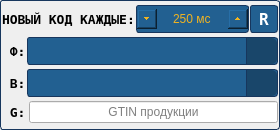
First picture: the form in forms/ui/Generator.ui, repository Kellerian/ProdLineVirt, before the edit.
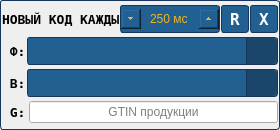
Second picture: the form after the edit.

```diff
--- a/forms/ui/Generator.ui
+++ b/forms/ui/Generator.ui
@@ -202,7 +202,7 @@
     <number>2</number>
    </property>
    <item>
-    <layout class="QHBoxLayout" name="horizontalLayout_6" stretch="1,1,0">
+    <layout class="QHBoxLayout" name="horizontalLayout_6" stretch="1,1,0,0">
      <property name="spacing">
       <number>1</number>
      </property>
@@ -306,6 +306,42 @@
        </property>
       </widget>
      </item>
+     <item>
+      <widget class="QToolButton" name="tbDelete">
+       <property name="minimumSize">
+        <size>
+         <width>28</width>
+         <height>28</height>
+        </size>
+       </property>
+       <property name="maximumSize">
+        <size>
+         <width>28</width>
+         <height>28</height>
+        </size>
+       </property>
+       <property name="font">
+        <font>
+         <family>DejaVu Sans Mono</family>
+         <pointsize>12</pointsize>
+         <italic>false</italic>
+         <bold>true</bold>
+        </font>
+       </property>
+       <property name="toolTip">
+        <string>Удалить</string>
+       </property>
+       <property name="text">
+        <string>X</string>
+       </property>
+       <property name="iconSize">
+        <size>
+         <width>16</width>
+         <height>16</height>
+        </size>
+       </property>
+      </widget>
+     </item>
     </layout>
    </item>
    <item>
```
